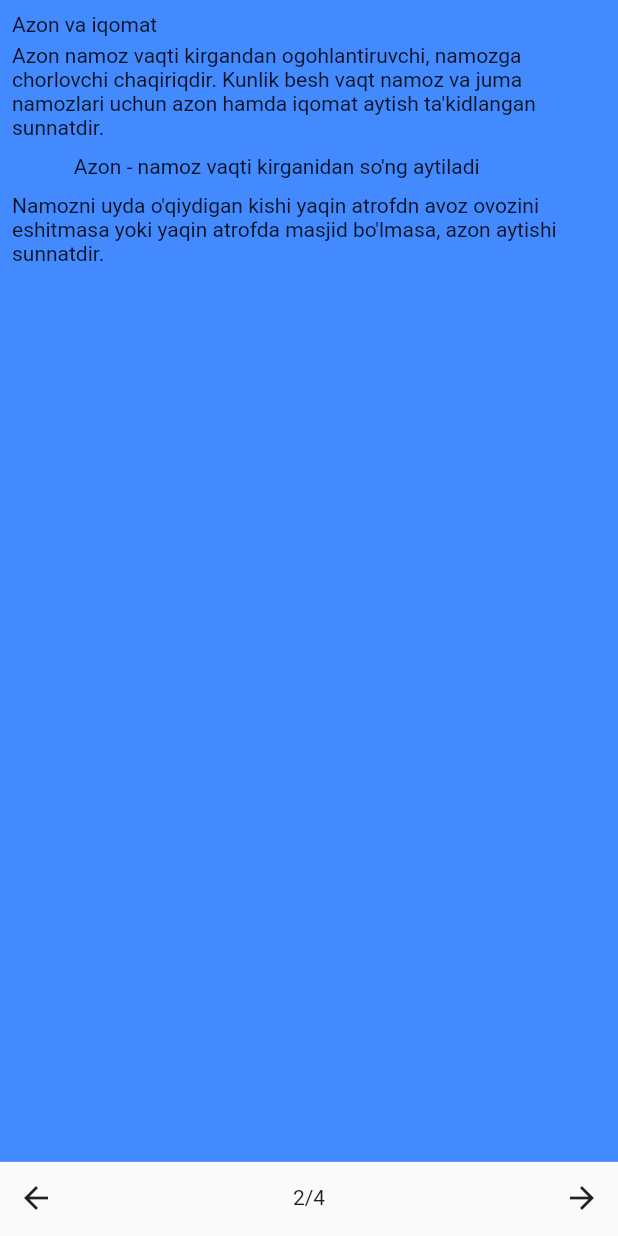
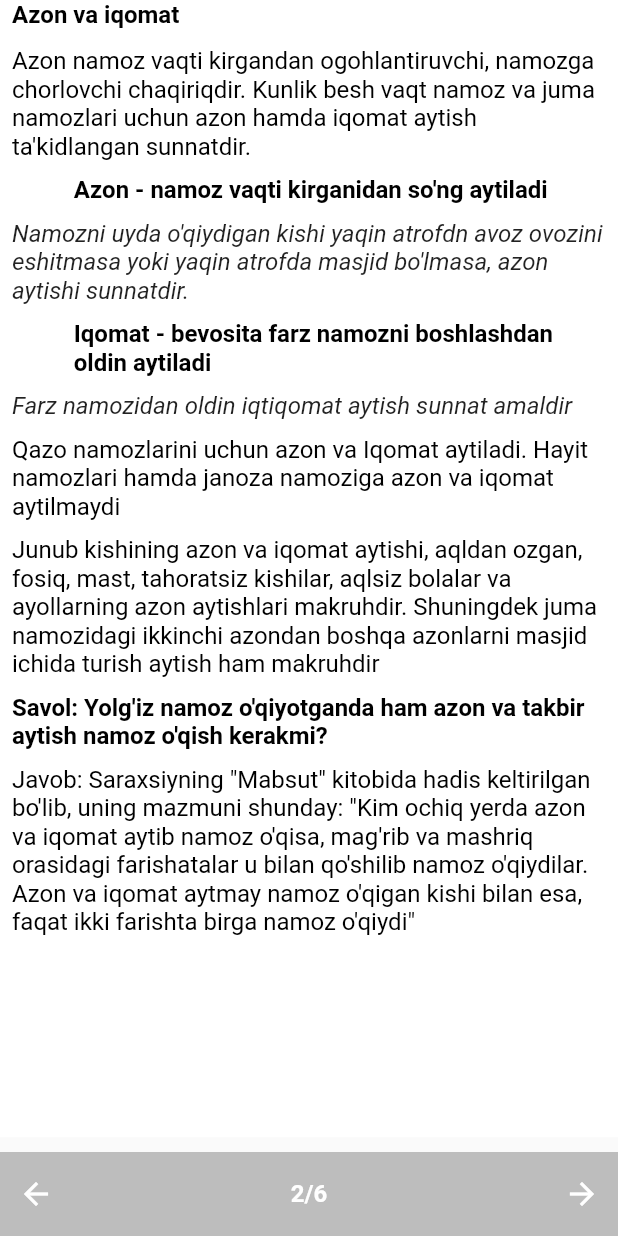
Before and after one commit to burhonjonturdaliyev/namoz_app, a Flutter app: the Azon2 screen opened directly, on a phone screen of 412 x 824 dp. Run offline on Flutter 3.47's test engine with Material 2 defaults, Android fonts, the light colour scheme and no system bars; our stand-ins replace animated_text_kit, audioplayers; project files that could hold a hidden picture were left out.

Commit message:
little changes

```diff
--- /dev/null
+++ b/lib/Widgets/text_style.dart
@@ -0,0 +1,94 @@
+// ignore_for_file: prefer_const_constructors_in_immutables, prefer_const_constructors
+
+import 'package:flutter/material.dart';
+
+// ignore: camel_case_types
+class Appbar_style extends StatelessWidget {
+  final String text;
+  Appbar_style({super.key, required this.text});
+
+  @override
+  Widget build(BuildContext context) {
+    return Text(
+      text,
+      style: TextStyle(
+          fontFamily: "Islamic",
+          color: Colors.white,
+          fontSize: 20,
+          fontWeight: FontWeight.bold,
+          letterSpacing: 5),
+      textAlign: TextAlign.center,
+    );
+  }
+}
+
+// ignore: camel_case_types
+class Moduls_style extends StatelessWidget {
+  final String text;
+  Moduls_style({super.key, required this.text});
+
+  @override
+  Widget build(BuildContext context) {
+    return Expanded(
+        child: Text(
+      text,
+      style: TextStyle(
+        fontSize: 18,
+        color: Colors.black,
+      ),
+    ));
+  }
+}
+
+// ignore: camel_case_types
+class Info_style extends StatelessWidget {
+  final String text;
+  Info_style({super.key, required this.text});
+
+  @override
+  Widget build(BuildContext context) {
+    return Expanded(
+        child: Text(
+      text,
+      style: TextStyle(color: Colors.black, fontSize: 16),
+    ));
+  }
+}
+
+// ignore: camel_case_types
+class Bold_style extends StatelessWidget {
+  final String text;
+  const Bold_style({super.key, required this.text});
+
+  @override
+  Widget build(BuildContext context) {
+    return Expanded(
+        child: Text(
+      text,
+      style: TextStyle(
+        color: Colors.black,
+        fontSize: 16,
+        fontWeight: FontWeight.bold,
+      ),
+    ));
+  }
+}
+
+// ignore: camel_case_types
+class Italic_style extends StatelessWidget {
+  final String text;
+  const Italic_style({super.key, required this.text});
+
+  @override
+  Widget build(BuildContext context) {
+    return Expanded(
+        child: Text(
+      text,
+      style: TextStyle(
+        fontStyle: FontStyle.italic,
+        color: Colors.black87,
+        fontSize: 16,
+      ),
+    ));
+  }
+}
--- /dev/null
+++ b/lib/erkaklar_uchun/azon/models/navigator_container.dart
@@ -0,0 +1,8 @@
+import 'package:flutter/material.dart';
+
+// ignore: camel_case_types
+class navigator_azon {
+  String info;
+  Widget page;
+  navigator_azon({required this.info, required this.page});
+}
--- /dev/null
+++ b/lib/erkaklar_uchun/azon/moduls.dart
@@ -0,0 +1,65 @@
+// ignore_for_file: camel_case_types, prefer_const_literals_to_create_immutables, non_constant_identifier_names, avoid_unnecessary_containers, must_be_immutable, sort_child_properties_last, prefer_const_constructors
+
+import 'package:flutter/material.dart';
+import 'package:namoz_app/Widgets/text_style.dart';
+import 'package:namoz_app/erkaklar_uchun/azon/models/navigator_container.dart';
+import 'package:namoz_app/erkaklar_uchun/azon/pages/azon1.dart';
+import 'package:namoz_app/erkaklar_uchun/azon/pages/azon2.dart';
+import 'package:namoz_app/erkaklar_uchun/azon/pages/azon3.dart';
+import 'package:namoz_app/erkaklar_uchun/azon/pages/azon4.dart';
+
+class Moduls_azan extends StatelessWidget {
+  List<navigator_azon> azon = [
+    navigator_azon(info: "AZON VA IQOMAT", page: Azon1()),
+    navigator_azon(info: "AZON AYTISH TARTIBI", page: Azon2()),
+    navigator_azon(info: "IQOMAT AYTISH TARTIBI", page: Azon3()),
+    navigator_azon(info: "AZON", page: Azon4()),
+    navigator_azon(info: "AZON DUOSI", page: Azon1()),
+    navigator_azon(info: "IQOMAT TAKBIRI", page: Azon1()),
+  ];
+
+  Moduls_azan({super.key});
+  @override
+  Widget build(BuildContext context) {
+    return Scaffold(
+      appBar: AppBar(
+        title: Appbar_style(text: "Azon"),
+        centerTitle: true,
+      ),
+      body: ListView.builder(
+        itemCount: azon.length,
+        itemBuilder: (context, index) => Moduls_items(azon[index], context),
+      ),
+    );
+  }
+
+  Widget Moduls_items(navigator_azon azon, BuildContext context) {
+    return GestureDetector(
+      child: Padding(
+        padding: const EdgeInsets.all(6.0),
+        child: Card(
+          elevation: 5,
+          child: Padding(
+            padding: const EdgeInsets.all(8.0),
+            child: Row(
+                mainAxisAlignment: MainAxisAlignment.spaceBetween,
+                children: <Widget>[
+                  Moduls_style(
+                    text: azon.info,
+                  ),
+                  Icon(
+                    Icons.arrow_forward_ios,
+                    color: Colors.blue,
+                  )
+                ]),
+          ),
+        ),
+      ),
+      onTap: () => Navigator.of(context).push(
+        MaterialPageRoute(
+          builder: (context) => azon.page,
+        ),
+      ),
+    );
+  }
+}
--- a/lib/erkaklar_uchun/azon/pages/azon2.dart
+++ b/lib/erkaklar_uchun/azon/pages/azon2.dart
@@ -1,31 +1,37 @@
 // ignore_for_file: prefer_const_literals_to_create_immutables, prefer_const_constructors, prefer_const_constructors_in_immutables, avoid_unnecessary_containers, use_key_in_widget_constructors, unused_element
 
 import 'package:flutter/material.dart';
+import 'package:namoz_app/Widgets/text_style.dart';
+import 'package:namoz_app/erkaklar_uchun/azon/pages/azon3.dart';
 import 'package:namoz_app/erkaklar_uchun/azon/slider/slider_azon.dart';
 
 // ignore: must_be_immutable
 class Azon2 extends StatelessWidget {
+  // ignore: non_constant_identifier_names
+
   @override
   Widget build(BuildContext context) {
-    return Column(children: [
+    return Scaffold(
+      body:
+          Column(mainAxisAlignment: MainAxisAlignment.spaceBetween, children: [
         Container(
-        color: Colors.blueAccent.shade200,
-        height: MediaQuery.of(context).size.height * 0.94,
+          color: Colors.white,
+          height: MediaQuery.of(context).size.height * 0.92,
           child: Padding(
-          padding: const EdgeInsets.all(8.0),
+            padding: EdgeInsets.only(left: 8, right: 8),
             child: ListView(
               children: [
                 Row(
-                children: [Text("Azon va iqomat")],
+                  children: [Bold_style(text: "Azon va iqomat")],
                 ),
                 const SizedBox(
-                height: 5,
+                  height: 12,
                 ),
                 Row(
                   children: [
-                  Expanded(
-                      child: Text(
-                          "Azon namoz vaqti kirgandan ogohlantiruvchi, namozga chorlovchi chaqiriqdir. Kunlik besh vaqt namoz va juma namozlari uchun azon hamda iqomat aytish ta'kidlangan sunnatdir.")),
+                    Info_style(
+                        text:
+                            "Azon namoz vaqti kirgandan ogohlantiruvchi, namozga chorlovchi chaqiriqdir. Kunlik besh vaqt namoz va juma namozlari uchun azon hamda iqomat aytish ta'kidlangan sunnatdir."),
                   ],
                 ),
                 SizedBox(
@@ -36,9 +42,8 @@ class Azon2 extends StatelessWidget {
                     SizedBox(
                       width: MediaQuery.of(context).size.width * 0.1,
                     ),
-                  Expanded(
-                      child:
-                          Text("Azon - namoz vaqti kirganidan so'ng aytiladi"))
+                    Bold_style(
+                        text: "Azon - namoz vaqti kirganidan so'ng aytiladi")
                   ],
                 ),
                 SizedBox(
@@ -46,42 +51,88 @@ class Azon2 extends StatelessWidget {
                 ),
                 Row(
                   children: [
-                  Expanded(
-                    child: Text(
+                    Italic_style(
+                        text:
                             "Namozni uyda o'qiydigan kishi yaqin atrofdn avoz ovozini eshitmasa yoki yaqin atrofda masjid bo'lmasa, azon aytishi sunnatdir."),
-                  )
+                  ],
+                ),
+                SizedBox(
+                  height: 10,
+                ),
+                Row(
+                  children: [
+                    SizedBox(
+                      width: MediaQuery.of(context).size.width * 0.1,
+                    ),
+                    Bold_style(
+                        text:
+                            "Iqomat - bevosita farz namozni boshlashdan oldin aytiladi")
+                  ],
+                ),
+                SizedBox(
+                  height: 10,
+                ),
+                Row(
+                  children: [
+                    Italic_style(
+                        text:
+                            "Farz namozidan oldin iqtiqomat aytish sunnat amaldir"),
+                  ],
+                ),
+                SizedBox(
+                  height: 10,
+                ),
+                Row(
+                  children: [
+                    Info_style(
+                        text:
+                            "Qazo namozlarini uchun azon va Iqomat aytiladi. Hayit namozlari hamda janoza namoziga azon va iqomat aytilmaydi"),
+                  ],
+                ),
+                SizedBox(
+                  height: 10,
+                ),
+                Row(
+                  children: [
+                    Info_style(
+                        text:
+                            "Junub kishining azon va iqomat aytishi, aqldan ozgan, fosiq, mast, tahoratsiz kishilar, aqlsiz bolalar va ayollarning azon aytishlari makruhdir. Shuningdek juma namozidagi ikkinchi azondan boshqa azonlarni masjid ichida turish aytish ham makruhdir"),
+                  ],
+                ),
+                SizedBox(
+                  height: 10,
+                ),
+                Row(
+                  children: [
+                    Bold_style(
+                        text:
+                            "Savol: Yolg'iz namoz o'qiyotganda ham azon va takbir aytish namoz o'qish kerakmi?")
+                  ],
+                ),
+                SizedBox(
+                  height: 10,
+                ),
+                Row(
+                  children: [
+                    Info_style(
+                        text:
+                            "Javob: Saraxsiyning \"Mabsut\" kitobida hadis keltirilgan bo'lib, uning mazmuni shunday: \"Kim ochiq yerda azon va iqomat aytib namoz o'qisa, mag'rib va mashriq orasidagi farishatalar u bilan qo'shilib namoz o'qiydilar. Azon va iqomat aytmay namoz o'qigan kishi bilan esa, faqat ikki farishta birga namoz o'qiydi\"")
                   ],
                 )
               ],
             ),
           ),
         ),
-      Container(
-        child:
-            Row(mainAxisAlignment: MainAxisAlignment.spaceBetween, children: [
-          IconButton(
-              onPressed: () {
-                // Navigator.of(context)
-                //     .push(MaterialPageRoute(builder: (context) => Azon3()));
+        NavigationContainer(
+          currentPage: "2/6",
+          onNextPressed: () => Navigator.of(context).push(MaterialPageRoute(
+            builder: (context) => Azon3(),
+          )),
+          onPrevPressed: () {
+            Navigator.pop(context);
           },
-              icon: Icon(Icons.arrow_back)),
-          Text("2/4"),
-          IconButton(
-              onPressed: () => _sendDataToSecondScreen(context),
-              icon: Icon(Icons.arrow_forward))
+        )
       ]),
-      )
-    ]);
-  }
-
-  static void _sendDataToSecondScreen(BuildContext context) {
-    int textToSend = 3;
-    Navigator.push(
-        context,
-        MaterialPageRoute(
-          builder: (context) => Slider_azon(
-            value: textToSend,
-          ),
-        ));
+    );
   }
 }
--- a/lib/erkaklar_uchun/azon/slider/slider_azon.dart
+++ b/lib/erkaklar_uchun/azon/slider/slider_azon.dart
@@ -1,40 +1,45 @@
 // ignore_for_file: use_key_in_widget_constructors, prefer_const_constructors_in_immutables, prefer_const_constructors
 
 import 'package:flutter/material.dart';
-import 'package:namoz_app/erkaklar_uchun/azon/pages/azon1.dart';
-import 'package:namoz_app/erkaklar_uchun/azon/pages/azon2.dart';
-import 'package:namoz_app/erkaklar_uchun/azon/pages/azon3.dart';
-import 'package:namoz_app/erkaklar_uchun/azon/pages/azon4.dart';
 
-// ignore: camel_case_types
-class Slider_azon extends StatefulWidget {
-  final int value;
-  Slider_azon({required this.value});
+class NavigationContainer extends StatelessWidget {
+  final String currentPage;
+  final VoidCallback? onNextPressed;
+  final VoidCallback? onPrevPressed;
 
-  static int page = value.toInt();
-
-  @override
-  State<Slider_azon> createState() => _Slider_azonState();
-}
-
-// ignore: camel_case_types
-class _Slider_azonState extends State<Slider_azon> {
-  // ignore: non_constant_identifier_names
-  PageController page_controller = PageController(initialPage: value);
-
-  @override
-  void dispose() {
-    super.dispose();
-    page_controller.dispose();
-  }
+  NavigationContainer({
+    required this.currentPage,
+    required this.onNextPressed,
+    required this.onPrevPressed,
+  });
 
   @override
   Widget build(BuildContext context) {
-    return Scaffold(
-      body: PageView(
-        controller: page_controller,
-        // ignore: prefer_const_literals_to_create_immutables
-        children: [Azon1(), Azon2(), Azon3(), Azon4()],
+    return Container(
+      height: 56.0,
+      color: Colors.grey.shade400,
+      child: Row(
+        mainAxisAlignment: MainAxisAlignment.spaceBetween,
+        children: [
+          IconButton(
+            onPressed: onPrevPressed,
+            icon: Icon(Icons.arrow_back),
+            color: Colors.white,
+          ),
+          Text(
+            currentPage,
+            style: TextStyle(
+              color: Colors.white,
+              fontWeight: FontWeight.bold,
+              fontSize: 16.0,
+            ),
+          ),
+          IconButton(
+            onPressed: onNextPressed,
+            icon: Icon(Icons.arrow_forward),
+            color: Colors.white,
+          ),
+        ],
       ),
     );
   }
--- a/lib/home_screen.dart
+++ b/lib/home_screen.dart
@@ -157,8 +157,10 @@ class _Home_screenState extends State<Home_screen> {
                           await Navigator.push(
                               context,
                               MaterialPageRoute(
+                                  // ignore: prefer_const_constructors
                                   builder: (context) =>
-                                      const Erkaklar_uchun_namoz()));
+                                      // ignore: prefer_const_constructors
+                                      Erkaklar_uchun_namoz()));
                         },
                         child: Container(
                           width: MediaQuery.of(context).size.width * .45,
--- a/lib/main.dart
+++ b/lib/main.dart
@@ -1,5 +1,5 @@
 import 'package:flutter/material.dart';
-import 'package:namoz_app/splash_screen.dart';
+import 'package:namoz_app/splash_screen/splash_screen.dart';
 
 void main() {
   // ignore: prefer_const_constructors
```
Also changed, not shown: lib/erkaklar_uchun/azon/models/models_for_azan.dart (deleted, +0 -7 lines), lib/erkaklar_uchun/azon/models/slider_navigator.dart (added, +8 -0 lines), lib/erkaklar_uchun/azon/pages/azon1.dart (+15 -5 lines), lib/erkaklar_uchun/azon/pages/azon3.dart (+17 -2 lines), lib/erkaklar_uchun/azon/pages/azon4.dart (+18 -3 lines), lib/erkaklar_uchun/erkaklar_uchun_namoz.dart (+3 -7 lines), lib/new.dart (deleted, +0 -124 lines), pubspec.yaml (+10 -4 lines), fonts/Islamic.ttf (added), fonts/Italic.ttf (added), fonts/Moduls.ttf (added), lib/splash_screen/splash_screen.dart (renamed from lib/splash_screen.dart). Lines whose indentation alone changed are shown as unchanged.
